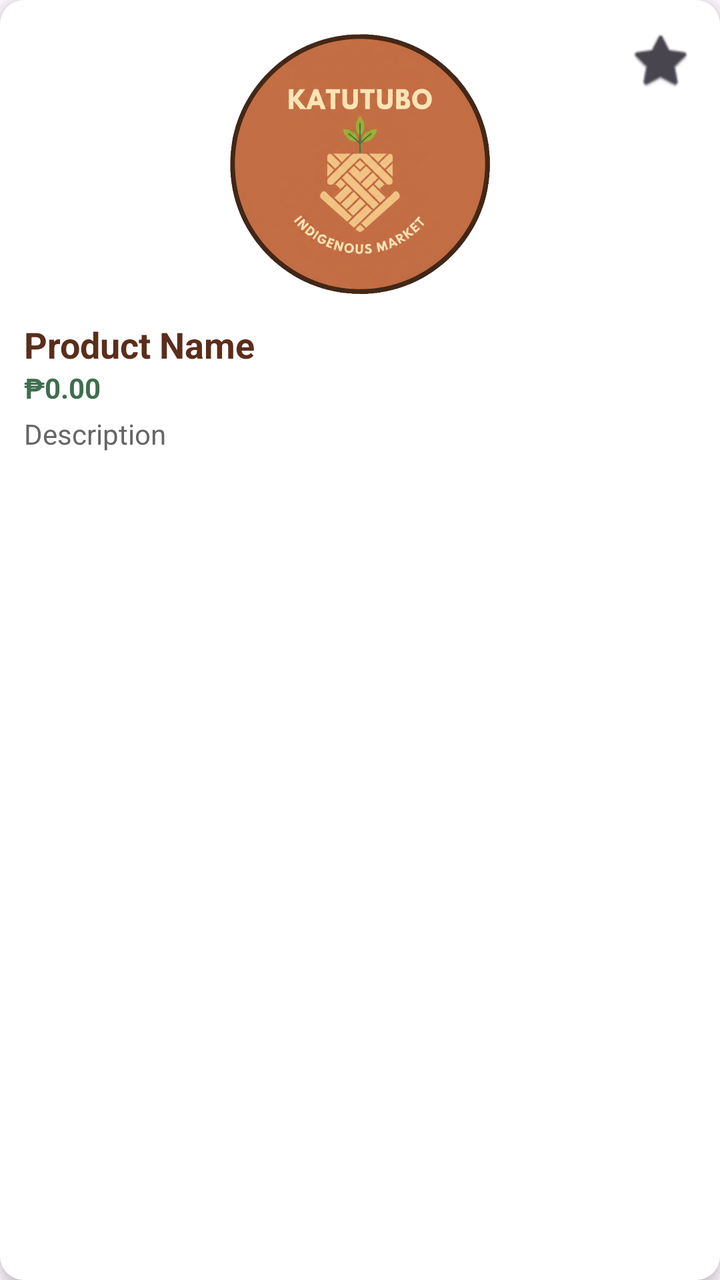
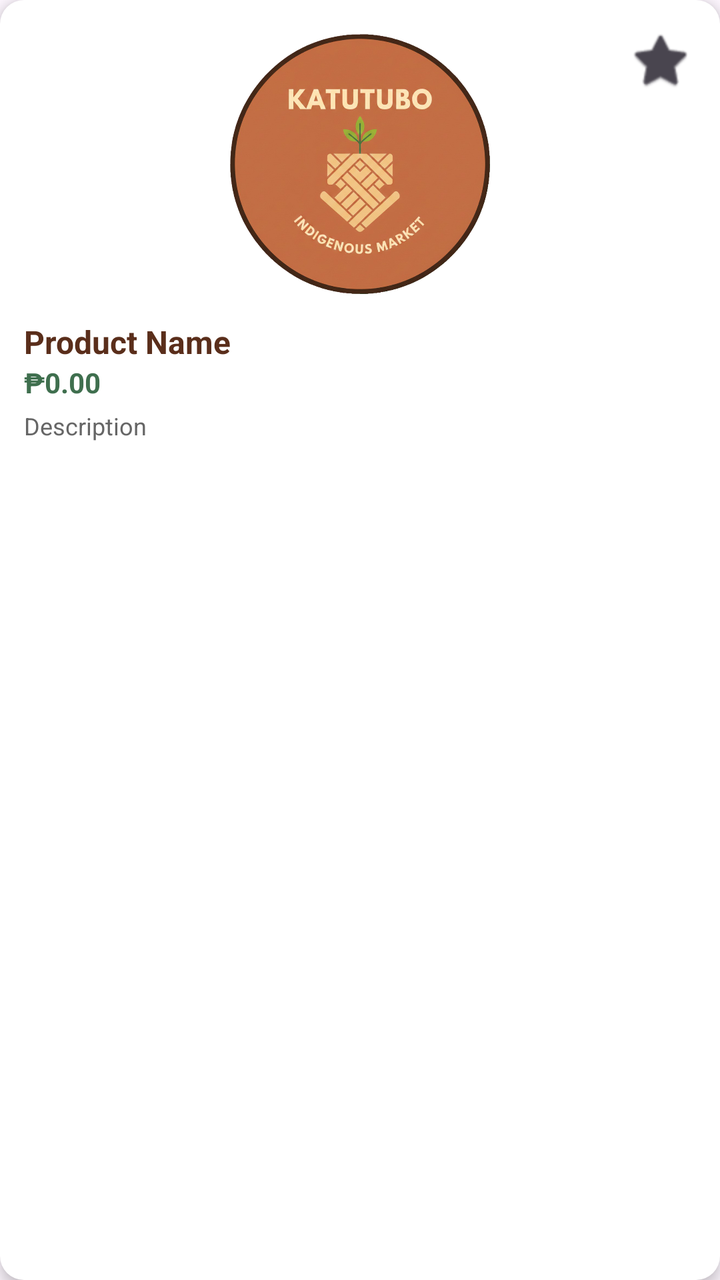

The first picture is an Android layout as it rendered before a commit; the second is the same layout after the commit. The layout source and the unified diff follow.
<!-- AndroidManifest.xml: application theme Theme.Katutubo_F -->
<!-- res/layout/item_product_card.xml -->
<?xml version="1.0" encoding="utf-8"?>
<LinearLayout xmlns:android="http://schemas.android.com/apk/res/android"
    xmlns:app="http://schemas.android.com/apk/res-auto"
    android:layout_width="match_parent"
    android:layout_height="wrap_content"
    android:layout_marginBottom="16dp"
    android:background="@drawable/rounded_white_bg"
    android:elevation="4dp"
    android:orientation="vertical"
    android:padding="12dp">

    <RelativeLayout
        android:layout_width="match_parent"
        android:layout_height="140dp">

        <ImageView
            android:id="@+id/item_image"
            android:layout_width="match_parent"
            android:layout_height="match_parent"
            android:scaleType="centerInside"
            android:src="@drawable/logoooo"
            android:contentDescription="Product Image" />

        <CheckBox
            android:id="@+id/btn_favorite"
            android:layout_width="36dp"
            android:layout_height="36dp"
            android:layout_alignParentEnd="true"
            android:layout_alignParentTop="true"
            android:button="@android:drawable/btn_star_big_off"
            android:buttonTint="@color/katutubo_orange"
            android:background="@drawable/circle_bg"
            android:backgroundTint="#80FFFFFF"
            android:checked="false" />
    </RelativeLayout>

    <TextView
        android:id="@+id/item_name"
        android:layout_width="wrap_content"
        android:layout_height="wrap_content"
        android:layout_marginTop="8dp"
        android:text="Product Name"
        android:textColor="@color/katutubo_brown"
        android:textSize="18sp"
        android:textStyle="bold" />

    <TextView
        android:id="@+id/item_price"
        android:layout_width="wrap_content"
        android:layout_height="wrap_content"
        android:text="₱0.00"
        android:textColor="@color/katutubo_green"
        android:textStyle="bold" />

    <TextView
        android:id="@+id/item_desc"
        android:layout_width="wrap_content"
        android:layout_height="wrap_content"
        android:layout_marginTop="4dp"
        android:text="Description"
        android:textColor="#666666"
        android:textSize="14sp" />
</LinearLayout>
<!-- resources referenced by this layout -->
<resources>
  <color name="katutubo_brown">#5A2E1B</color>
  <color name="katutubo_green">#3F6F4E</color>
  <color name="katutubo_orange">#D97A43</color>
  <!-- drawable circle_bg (drawable) -->
  <?xml version="1.0" encoding="utf-8"?>
  <shape xmlns:android="http://schemas.android.com/apk/res/android"
      android:shape="oval">
      <solid android:color="#CCFFFFFF" />
  </shape>
  <!-- drawable logoooo: png bitmap (drawable, 671715 bytes) -->
  <!-- drawable rounded_white_bg (drawable) -->
  <?xml version="1.0" encoding="utf-8"?>
  <shape xmlns:android="http://schemas.android.com/apk/res/android">
      <solid android:color="@color/white" />
      <corners android:radius="12dp" />
  </shape>
  <style name="Theme.Katutubo_F" parent="Base.Theme.Katutubo_F">
          
          <item name="bottomNavigationStyle">@style/Widget.App.BottomNavigationView</item>
      </style>
  <color name="white">#FFFFFF</color>
  <style name="Base.Theme.Katutubo_F" parent="Theme.Material3.DayNight.NoActionBar">
          
      </style>
  <style name="Widget.App.BottomNavigationView" parent="Widget.Material3.BottomNavigationView">
          
          <item name="materialThemeOverlay">@style/ThemeOverlay.App.BottomNavigation</item>
      </style>
  <style name="ThemeOverlay.App.BottomNavigation" parent="">
          
          <item name="colorSecondaryContainer">#EFEBE9</item>
      </style>
</resources>

<!-- the commit's change to res/layout/item_product_card.xml (unified diff, before → after) -->
@@ -3,7 +3,7 @@
     xmlns:app="http://schemas.android.com/apk/res-auto"
     android:layout_width="match_parent"
     android:layout_height="wrap_content"
-    android:layout_marginBottom="16dp"
+    android:layout_margin="8dp"
     android:background="@drawable/rounded_white_bg"
     android:elevation="4dp"
     android:orientation="vertical"
@@ -39,9 +39,11 @@
         android:layout_width="wrap_content"
         android:layout_height="wrap_content"
         android:layout_marginTop="8dp"
+        android:ellipsize="end"
+        android:maxLines="1"
         android:text="Product Name"
         android:textColor="@color/katutubo_brown"
-        android:textSize="18sp"
+        android:textSize="16sp"
         android:textStyle="bold" />
 
     <TextView
@@ -57,7 +59,9 @@
         android:layout_width="wrap_content"
         android:layout_height="wrap_content"
         android:layout_marginTop="4dp"
+        android:ellipsize="end"
+        android:maxLines="2"
         android:text="Description"
         android:textColor="#666666"
-        android:textSize="14sp" />
+        android:textSize="12sp" />
 </LinearLayout>
